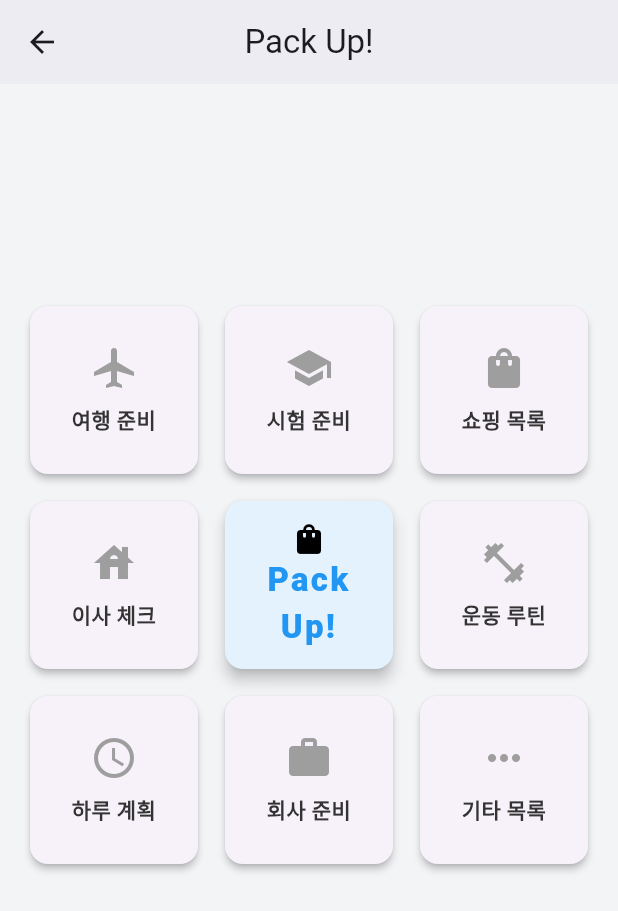
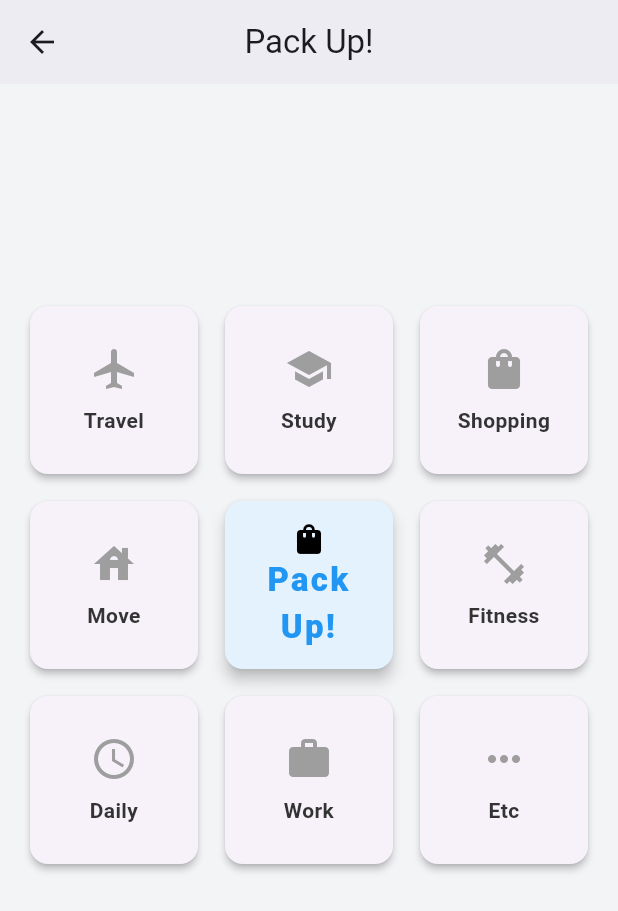
Before and after one commit to forthewy/pack-up-flutter, a Flutter app: the MainMenuScreen screen opened directly, on a phone screen of 412 x 824 dp. Shown: the top 911 px of the screen. Run offline on Flutter 3.47's test engine with Material 3 defaults, Android fonts, the phone set to English and light mode, and no system bars; our stand-ins replace hive_flutter; accounts and stored records are empty; Roboto replaces fonts that are missing (GowunDodumKor).

```diff
--- a/lib/models/item.dart
+++ b/lib/models/item.dart
@@ -10,14 +10,14 @@ enum CategoryType {
 }
 
 const Map<CategoryType, String> categoryTitles = {
-  CategoryType.travel: '여행 준비',
-  CategoryType.study: '시험 준비',
-  CategoryType.shopping: '쇼핑 목록',
-  CategoryType.move: '이사 체크',
-  CategoryType.fitness: '운동 루틴',
-  CategoryType.daily: '하루 계획',
-  CategoryType.work: '회사 준비',
-  CategoryType.etc: '기타 목록',
+  CategoryType.travel: 'Travel',
+  CategoryType.study: 'Study',
+  CategoryType.shopping: 'Shopping',
+  CategoryType.move: 'Move',
+  CategoryType.fitness: 'Fitness',
+  CategoryType.daily: 'Daily',
+  CategoryType.work: 'Work',
+  CategoryType.etc: 'Etc',
 };
 // @collection
 //   Id id = Isar.autoIncrement;
@@ -28,6 +28,7 @@ class Item {
   final String title;
   final String? note;
   final DateTime createdAt;
+  final bool isChecked;
 
   Item({
     required this.id,
@@ -36,6 +37,7 @@ class Item {
     required this.title,
     this.note,
     required this.createdAt,
+    required this.isChecked,
   });
 
   Map<String, dynamic> toMap() => {
@@ -45,6 +47,7 @@ class Item {
     'title': title,
     'note': note,
     'createdAt': createdAt.toIso8601String(),
+    'isChecked' : isChecked,
   };
 
   static Item fromMap(Map map) => Item(
@@ -54,5 +57,6 @@ class Item {
     title: map['title'],
     note: map['note'],
     createdAt: DateTime.parse(map['createdAt']),
+    isChecked: map['isChecked'],
   );
 }
--- a/lib/screens/main_menu_screen.dart
+++ b/lib/screens/main_menu_screen.dart
@@ -19,14 +19,22 @@ class MainMenuScreen extends StatelessWidget {
   ];
 
   final List<String> menuTitles = const [
-    "여행 준비",
-    "시험 준비",
-    "쇼핑 목록",
-    "이사 체크",
-    "운동 루틴",
-    "하루 계획",
-    "회사 준비",
-    "기타 목록",
+    // "여행 준비",
+    // "시험 준비",
+    // "쇼핑 목록",
+    // "이사 체크",
+    // "운동 루틴",
+    // "하루 계획",
+    // "회사 준비",
+    // "기타 목록",
+    "Travel",
+    "Study",
+    "Shopping",
+    "Move",
+    "Fitness",
+    "Daily",
+    "Work",
+    "Etc",
   ];
 
   @override
--- a/lib/screens/start_screen.dart
+++ b/lib/screens/start_screen.dart
@@ -28,10 +28,11 @@ class StartScreen extends StatelessWidget {
                 const SizedBox(height: 12),
 
                 const Text(
-                  '여행 준비부터 시험 준비까지\n모든 준비를 한 곳에서',
+                  //'여행 준비부터 시험 준비까지\n모든 준비를 한 곳에서',
+                  'All your prep, in one place —\nfrom trips to tests.',
                   textAlign: TextAlign.center,
                   style: TextStyle(
-                    fontSize: 15,
+                    fontSize: 26,
                     color: Colors.black54,
                     height: 1.4,
                   ),
@@ -64,7 +65,9 @@ class StartScreen extends StatelessWidget {
                         fontWeight: FontWeight.w600,
                       ),
                     ),
-                    child: const Text('시작하기'),
+                    child:
+                    //const Text('시작하기'),
+                    const Text('START'),
                   ),
                 ),
 
@@ -91,7 +94,8 @@ class StartScreen extends StatelessWidget {
                       ),
                     ),
                     child: const Text(
-                      '설정 / 기타 메뉴',
+                      //'설정 / 기타 메뉴',
+                      'SETTING',
                       style: TextStyle(
                           fontSize: 16,
                         ),
```
Also changed, not shown: lib/screens/mindmap_screen.dart (+69 -5 lines).
